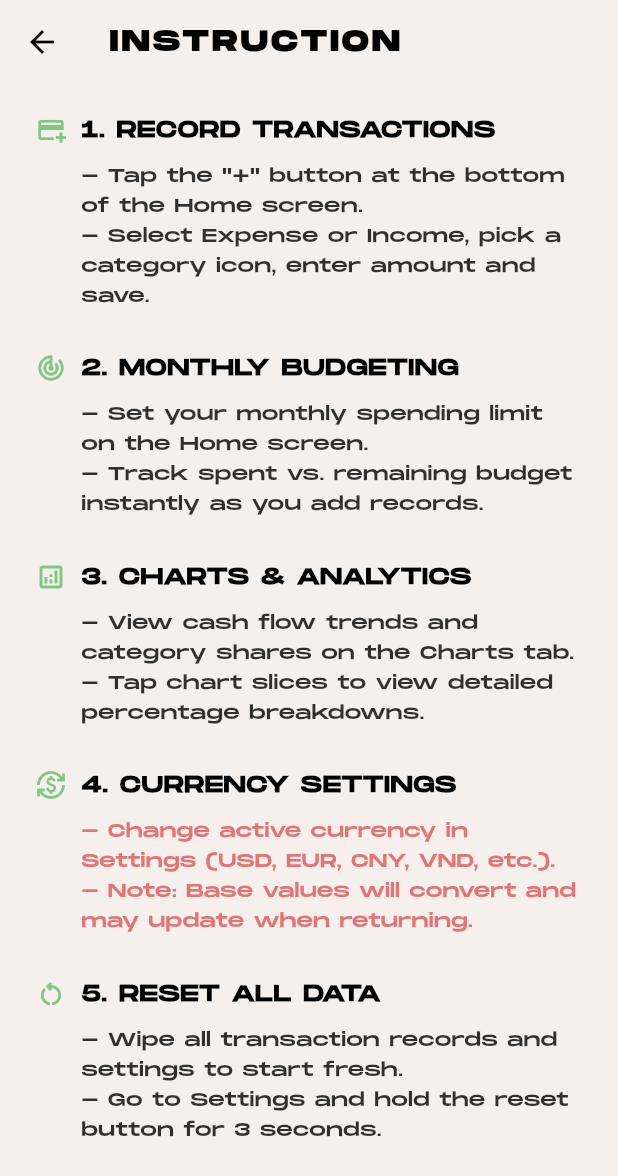
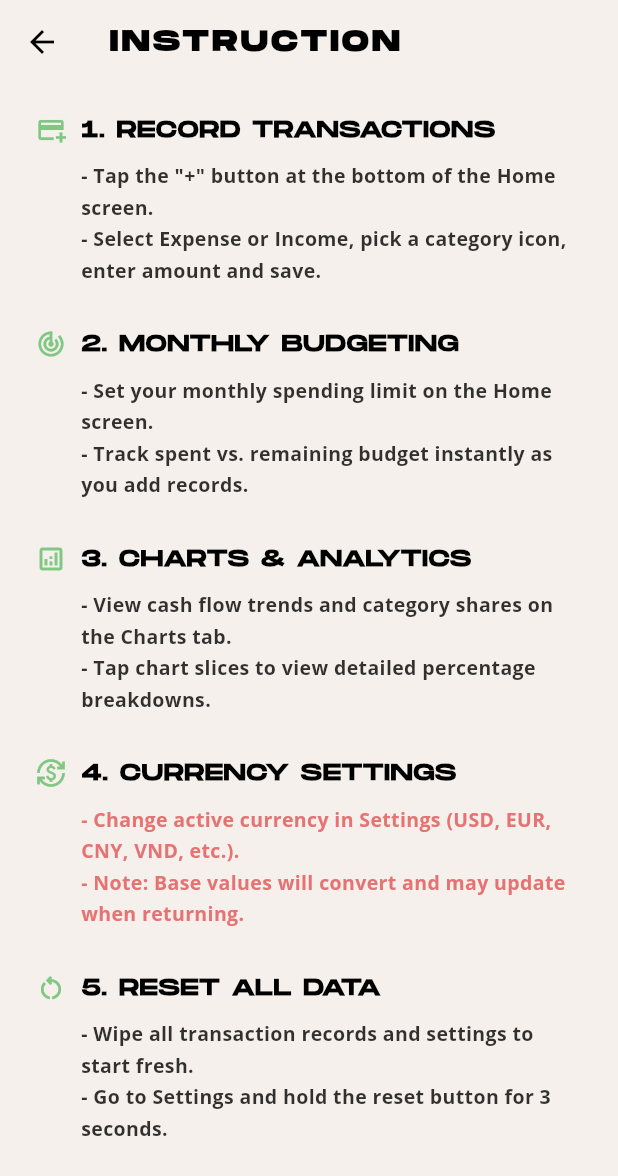
Before and after one commit to ngoleminhphuc1011/RADIX-finance-tracker-app, a Flutter app: the screen it shows after launch, item 2 of the bottom bar chosen, after a tap on the "info outline" icon, on a phone screen of 412 x 824 dp. Shown: the top 1176 px of the screen. Run offline on Flutter 3.47's test engine with Material 3 defaults, Android fonts, the phone set to English and light mode, and no system bars; our stand-ins replace fl_chart, google_fonts, shared_preferences, sqflite, sqflite_common_ffi_web; accounts and stored records are empty.

Commit message:
fix: app font

```diff
--- a/lib/core/theme/app_theme.dart
+++ b/lib/core/theme/app_theme.dart
@@ -1,5 +1,6 @@
 import 'package:flutter/material.dart';
 import 'app_color_locker.dart';
+import 'app_typography.dart';
 
 class AppTheme {
   // ── Light Mode (Crisp Apple Minimalist White) ──
@@ -19,25 +20,24 @@ class AppTheme {
         onSurface: locker.textPrimary,
       ),
       textTheme: TextTheme(
-        bodyLarge: TextStyle(
-          fontFamily: 'MonumentExtended-Regular',
+        bodyLarge: AppTypography.openSans(
           fontSize: 16,
-          fontWeight: FontWeight.w400,
+          fontWeight: FontWeight.bold,
           color: locker.textPrimary,
         ),
-        bodyMedium: TextStyle(
-          fontFamily: 'MonumentExtended-Regular',
+        bodyMedium: AppTypography.openSans(
           fontSize: 14,
+          fontWeight: FontWeight.bold,
           color: locker.textSecondary,
         ),
-        bodySmall: TextStyle(
-          fontFamily: 'MonumentExtended-Regular',
+        bodySmall: AppTypography.openSans(
           fontSize: 14,
+          fontWeight: FontWeight.bold,
           color: locker.textTertiary,
         ),
-        labelLarge: TextStyle(
-          fontFamily: 'MonumentExtended-Regular',
+        labelLarge: AppTypography.openSans(
           fontSize: 18,
+          fontWeight: FontWeight.w800,
           color: locker.textPrimary,
         ),
         headlineLarge: TextStyle(
@@ -88,25 +88,24 @@ class AppTheme {
         onSurface: locker.textPrimary,
       ),
       textTheme: TextTheme(
-        bodyLarge: TextStyle(
-          fontFamily: 'MonumentExtended-Regular',
+        bodyLarge: AppTypography.openSans(
           fontSize: 16,
-          fontWeight: FontWeight.w400,
+          fontWeight: FontWeight.bold,
           color: locker.textPrimary,
         ),
-        bodyMedium: TextStyle(
-          fontFamily: 'MonumentExtended-Regular',
+        bodyMedium: AppTypography.openSans(
           fontSize: 14,
+          fontWeight: FontWeight.bold,
           color: locker.textSecondary,
         ),
-        bodySmall: TextStyle(
-          fontFamily: 'MonumentExtended-Regular',
+        bodySmall: AppTypography.openSans(
           fontSize: 14,
+          fontWeight: FontWeight.bold,
           color: locker.textTertiary,
         ),
-        labelLarge: TextStyle(
-          fontFamily: 'MonumentExtended-Regular',
+        labelLarge: AppTypography.openSans(
           fontSize: 18,
+          fontWeight: FontWeight.w800,
           color: locker.textPrimary,
         ),
         headlineLarge: TextStyle(
--- /dev/null
+++ b/lib/core/theme/app_typography.dart
@@ -0,0 +1,39 @@
+import 'package:flutter/material.dart';
+import 'package:google_fonts/google_fonts.dart';
+
+/// Centralized typography rules for RADIX:
+/// - Name of the app ('RADIX'), screen names ('SETTINGS', 'ANALYTICS', etc.),
+///   big bold options, and Fulton footer keep their original fonts as before.
+/// - All other text in the app changes to Open Sans (using ONLY bold and very bold).
+class AppTypography {
+  /// Enforces that Open Sans is only bold (w700) to very bold (w800/w900).
+  static FontWeight resolveBoldWeight(
+    FontWeight? requestedWeight, {
+    FontWeight fallback = FontWeight.bold,
+  }) {
+    if (requestedWeight == null) return fallback;
+    if (requestedWeight.value < FontWeight.bold.value) {
+      return FontWeight.bold;
+    }
+    return requestedWeight;
+  }
+
+  /// Returns an Open Sans [TextStyle] using only bold and very bold weights.
+  static TextStyle openSans({
+    double? fontSize,
+    FontWeight? fontWeight,
+    Color? color,
+    double? letterSpacing,
+    double? height,
+    TextDecoration? decoration,
+  }) {
+    return GoogleFonts.openSans(
+      fontSize: fontSize,
+      fontWeight: resolveBoldWeight(fontWeight, fallback: FontWeight.bold),
+      color: color,
+      letterSpacing: letterSpacing,
+      height: height,
+      decoration: decoration,
+    );
+  }
+}
--- a/lib/screens/graph/widgets/donut_chart_card.dart
+++ b/lib/screens/graph/widgets/donut_chart_card.dart
@@ -1,6 +1,7 @@
 import 'package:flutter/material.dart';
 import 'package:fl_chart/fl_chart.dart';
 import '../../../core/theme/app_color_locker.dart';
+import '../../../core/theme/app_typography.dart';
 import '../../../core/theme/currency_provider.dart';
 import 'graph_models.dart';
 import 'category_badge.dart';
@@ -140,29 +141,42 @@ class DonutChartCard extends StatelessWidget {
 
   Widget _buildEmptyChart() {
     return Center(
+      child: Padding(
+        padding: const EdgeInsets.symmetric(horizontal: 16),
         child: Column(
           mainAxisSize: MainAxisSize.min,
           children: [
-          Icon(Icons.pie_chart_outline, size: 48, color: Colors.grey[400]),
-          const SizedBox(height: 12),
-          Text(
+            Icon(Icons.pie_chart_outline, size: 64, color: Colors.grey[400]),
+            const SizedBox(height: 16),
+            FittedBox(
+              fit: BoxFit.scaleDown,
+              child: Text(
                 'No expenses yet',
-            style: TextStyle(
-              fontFamily: 'MonumentExtended-Regular',
-              fontSize: 14,
+                maxLines: 1,
+                softWrap: false,
+                style: AppTypography.openSans(
+                  fontSize: 16,
+                  fontWeight: FontWeight.bold,
                   color: Colors.grey[500],
                 ),
               ),
-          const SizedBox(height: 4),
-          Text(
+            ),
+            const SizedBox(height: 6),
+            FittedBox(
+              fit: BoxFit.scaleDown,
+              child: Text(
                 'Add transactions to see your breakdown',
-            style: TextStyle(
-              fontFamily: 'MonumentExtended-Regular',
-              fontSize: 11,
+                maxLines: 1,
+                softWrap: false,
+                style: AppTypography.openSans(
+                  fontSize: 13,
+                  fontWeight: FontWeight.bold,
                   color: Colors.grey[400],
                 ),
               ),
+            ),
           ],
+        ),
       ),
     );
   }
--- a/lib/screens/home/home_screen.dart
+++ b/lib/screens/home/home_screen.dart
@@ -3,6 +3,7 @@ import 'package:intl/intl.dart';
 import 'instruction_screen.dart';
 import '../../models/transaction_model.dart';
 import '../../core/theme/app_color_locker.dart';
+import '../../core/theme/app_typography.dart';
 import '../../core/theme/currency_provider.dart';
 import 'widgets/bounce_card.dart';
 import 'widgets/transaction_tile.dart';
@@ -64,9 +65,9 @@ class _HomeScreenState extends State<HomeScreen> {
     fontSize: 18,
     color: AppColorLocker.of(context).textPrimary,
   );
-  TextStyle get _styleEmptyState => TextStyle(
-    fontFamily: 'MonumentExtended-Regular',
+  TextStyle get _styleEmptyState => AppTypography.openSans(
     fontSize: 14,
+    fontWeight: FontWeight.bold,
     color: AppColorLocker.of(context).textTertiary,
   );
 
@@ -269,10 +270,9 @@ class _HomeScreenState extends State<HomeScreen> {
                                   );
                                   return Text(
                                     'Overspent by ${currencyInfo.format(widget.spent - widget.monthlyBudget)}',
-                                    style: TextStyle(
-                                      fontFamily: 'MonumentExtended-Regular',
+                                    style: AppTypography.openSans(
                                       fontSize: 12,
-                                      fontWeight: FontWeight.w300,
+                                      fontWeight: FontWeight.bold,
                                       color: _premiumPastelRed,
                                     ),
                                   );
@@ -297,10 +297,9 @@ class _HomeScreenState extends State<HomeScreen> {
                             children: [
                               Text(
                                 'Sort: $currentSort',
-                                style: TextStyle(
-                                  fontFamily: 'MonumentExtended-Regular',
+                                style: AppTypography.openSans(
                                   fontSize: 14,
-                                  fontWeight: FontWeight.w300,
+                                  fontWeight: FontWeight.bold,
                                   color: locker.textSecondary,
                                 ),
                               ),
@@ -492,8 +491,7 @@ class _HomeScreenState extends State<HomeScreen> {
       padding: const EdgeInsets.fromLTRB(20, 16, 20, 8),
       child: Text(
         displayDate,
-        style: TextStyle(
-          fontFamily: 'MonumentExtended-Regular',
+        style: AppTypography.openSans(
           fontSize: 12,
           fontWeight: FontWeight.bold,
           color: AppColorLocker.of(context).textTertiary,
--- a/lib/screens/home/instruction_screen.dart
+++ b/lib/screens/home/instruction_screen.dart
@@ -1,5 +1,6 @@
 import 'package:flutter/material.dart';
 import '../../core/theme/app_color_locker.dart';
+import '../../core/theme/app_typography.dart';
 
 class InstructionScreen extends StatelessWidget {
   const InstructionScreen({super.key});
@@ -119,13 +120,13 @@ class InstructionScreen extends StatelessWidget {
           padding: const EdgeInsets.only(left: 30),
           child: Text(
             body,
-            style: TextStyle(
+            style: AppTypography.openSans(
               color: isWarning
                   ? locker.instructionWarningColor
                   : locker.instructionBodyColor,
-              fontSize: 12.5,
+              fontSize: 13,
+              fontWeight: FontWeight.bold,
               height: 1.6,
-              fontFamily: 'MonumentExtended-Regular',
             ),
           ),
         ),
--- a/lib/screens/home/widgets/icon_picker_sheet.dart
+++ b/lib/screens/home/widgets/icon_picker_sheet.dart
@@ -1,5 +1,6 @@
 import 'package:flutter/material.dart';
 import '../../../core/theme/app_color_locker.dart';
+import '../../../core/theme/app_typography.dart';
 import 'transaction_tile.dart';
 
 class IconTile extends StatefulWidget {
@@ -137,8 +138,9 @@ void showIconPickerSheet(
                       },
                       child: Text(
                         'None',
-                        style: TextStyle(
+                        style: AppTypography.openSans(
                           fontSize: 13,
+                          fontWeight: FontWeight.bold,
                           color: locker.textTertiary,
                           decoration: TextDecoration.underline,
                         ),
--- a/lib/screens/settings/widgets/currency_picker_section.dart
+++ b/lib/screens/settings/widgets/currency_picker_section.dart
@@ -1,5 +1,6 @@
 import 'package:flutter/material.dart';
 import '../../../core/theme/app_color_locker.dart';
+import '../../../core/theme/app_typography.dart';
 import 'currency_tile.dart';
 
 class CurrencyPickerSection extends StatefulWidget {
@@ -67,9 +68,9 @@ class _CurrencyPickerSectionState extends State<CurrencyPickerSection> {
               alignment: Alignment.centerLeft,
               child: Text(
                 'You are using ${widget.selectedCurrencyCode} (${activeCurrency.symbol})',
-                style: TextStyle(
-                  fontFamily: 'MonumentExtended-Regular',
+                style: AppTypography.openSans(
                   fontSize: 12,
+                  fontWeight: FontWeight.bold,
                   color: locker.settingsInfoText,
                 ),
               ),
@@ -93,16 +94,16 @@ class _CurrencyPickerSectionState extends State<CurrencyPickerSection> {
                     _searchQuery = value;
                   });
                 },
-                style: TextStyle(
-                  fontFamily: 'MonumentExtended-Regular',
+                style: AppTypography.openSans(
                   fontSize: 13,
+                  fontWeight: FontWeight.bold,
                   color: locker.textPrimary,
                 ),
                 decoration: InputDecoration(
                   hintText: 'Search currency...',
-                  hintStyle: TextStyle(
-                    fontFamily: 'MonumentExtended-Regular',
+                  hintStyle: AppTypography.openSans(
                     fontSize: 13,
+                    fontWeight: FontWeight.bold,
                     color: locker.textTertiary,
                   ),
                   prefixIcon: Icon(
--- a/lib/screens/settings/widgets/currency_tile.dart
+++ b/lib/screens/settings/widgets/currency_tile.dart
@@ -1,5 +1,6 @@
 import 'package:flutter/material.dart';
 import '../../../core/theme/app_color_locker.dart';
+import '../../../core/theme/app_typography.dart';
 
 class CurrencyItem {
   final String symbol;
@@ -45,13 +46,13 @@ class _CurrencyTileState extends State<CurrencyTile>
   void initState() {
     super.initState();
     _controller = AnimationController(
-      duration: const Duration(milliseconds: 150),
+      duration: const Duration(milliseconds: 120),
       vsync: this,
     );
     _scaleAnimation = Tween<double>(
       begin: 1.0,
       end: 0.96,
-    ).animate(CurvedAnimation(parent: _controller, curve: Curves.easeOut));
+    ).animate(CurvedAnimation(parent: _controller, curve: Curves.easeOutCubic));
   }
 
   @override
@@ -95,18 +96,6 @@ class _CurrencyTileState extends State<CurrencyTile>
         ? locker.settingsCurrencySelectedText
         : locker.settingsCurrencyUnselectedSymbol;
 
-    final List<BoxShadow> boxShadow = widget.isSelected
-        ? [
-            BoxShadow(
-              color: locker.settingsCurrencySelectedBorder.withValues(
-                alpha: 0.18,
-              ),
-              blurRadius: 12,
-              offset: const Offset(0, 4),
-            ),
-          ]
-        : [];
-
     return GestureDetector(
       onTapDown: (_) => _controller.forward(),
       onTapUp: (_) {
@@ -117,21 +106,22 @@ class _CurrencyTileState extends State<CurrencyTile>
       child: ScaleTransition(
         scale: _scaleAnimation,
         child: AnimatedContainer(
-          duration: const Duration(milliseconds: 300),
+          duration: const Duration(milliseconds: 200),
+          curve: Curves.easeOutCubic,
           margin: const EdgeInsets.symmetric(vertical: 6, horizontal: 4),
           padding: const EdgeInsets.symmetric(horizontal: 16, vertical: 14),
           decoration: BoxDecoration(
             gradient: gradient,
             border: border,
             borderRadius: BorderRadius.circular(14),
-            boxShadow: boxShadow,
           ),
           child: Row(
             children: [
               SizedBox(
                 width: 32,
                 child: AnimatedDefaultTextStyle(
-                  duration: const Duration(milliseconds: 300),
+                  duration: const Duration(milliseconds: 200),
+                  curve: Curves.easeOutCubic,
                   style: TextStyle(
                     fontFamily: null,
                     fontWeight: FontWeight.bold,
@@ -144,13 +134,13 @@ class _CurrencyTileState extends State<CurrencyTile>
               const SizedBox(width: 12),
               Expanded(
                 child: AnimatedDefaultTextStyle(
-                  duration: const Duration(milliseconds: 300),
-                  style: TextStyle(
-                    fontFamily: 'MonumentExtended-Regular',
+                  duration: const Duration(milliseconds: 200),
+                  curve: Curves.easeOutCubic,
+                  style: AppTypography.openSans(
                     fontSize: 13,
                     fontWeight: widget.isSelected
-                        ? FontWeight.bold
-                        : FontWeight.normal,
+                        ? FontWeight.w900
+                        : FontWeight.bold,
                     color: textColor,
                   ),
                   child: Text(
@@ -158,12 +148,16 @@ class _CurrencyTileState extends State<CurrencyTile>
                   ),
                 ),
               ),
-              if (widget.isSelected)
-                Icon(
+              AnimatedOpacity(
+                opacity: widget.isSelected ? 1.0 : 0.0,
+                duration: const Duration(milliseconds: 200),
+                curve: Curves.easeOutCubic,
+                child: Icon(
                   Icons.check_circle_rounded,
                   color: locker.settingsCurrencySelectedText,
                   size: 18,
                 ),
+              ),
             ],
           ),
         ),
--- a/lib/screens/settings/widgets/reset_interval_selector.dart
+++ b/lib/screens/settings/widgets/reset_interval_selector.dart
@@ -1,6 +1,7 @@
 import 'package:flutter/material.dart';
 import 'package:flutter/services.dart';
 import '../../../core/theme/app_color_locker.dart';
+import '../../../core/theme/app_typography.dart';
 
 /// A luxury minimalist segmented capsule selector for setting the budget reset interval (1M to 6M).
 class ResetIntervalSelector extends StatelessWidget {
@@ -61,9 +62,9 @@ class ResetIntervalSelector extends StatelessWidget {
               alignment: Alignment.centerLeft,
               child: Text(
                 intervalDescription,
-                style: TextStyle(
-                  fontFamily: 'MonumentExtended-Regular',
+                style: AppTypography.openSans(
                   fontSize: 12,
+                  fontWeight: FontWeight.bold,
                   color: locker.settingsInfoText,
                 ),
               ),
```
Also changed, not shown: lib/screens/graph/widgets/category_breakdown_list.dart (+8 -9 lines), lib/screens/graph/widgets/category_detail_list.dart (+11 -13 lines), lib/screens/home/widgets/add_transaction_dialog.dart (+19 -6 lines), lib/screens/home/widgets/budget_input_dialog.dart (+14 -0 lines), lib/screens/home/widgets/delete_confirm_dialog.dart (+5 -4 lines), lib/screens/home/widgets/edit_morph_dialog.dart (+7 -9 lines), lib/screens/home/widgets/transaction_tile.dart (+5 -6 lines), lib/screens/settings/widgets/reset_confirm_dialog.dart (+5 -6 lines). Lines whose indentation alone changed are shown as unchanged.
